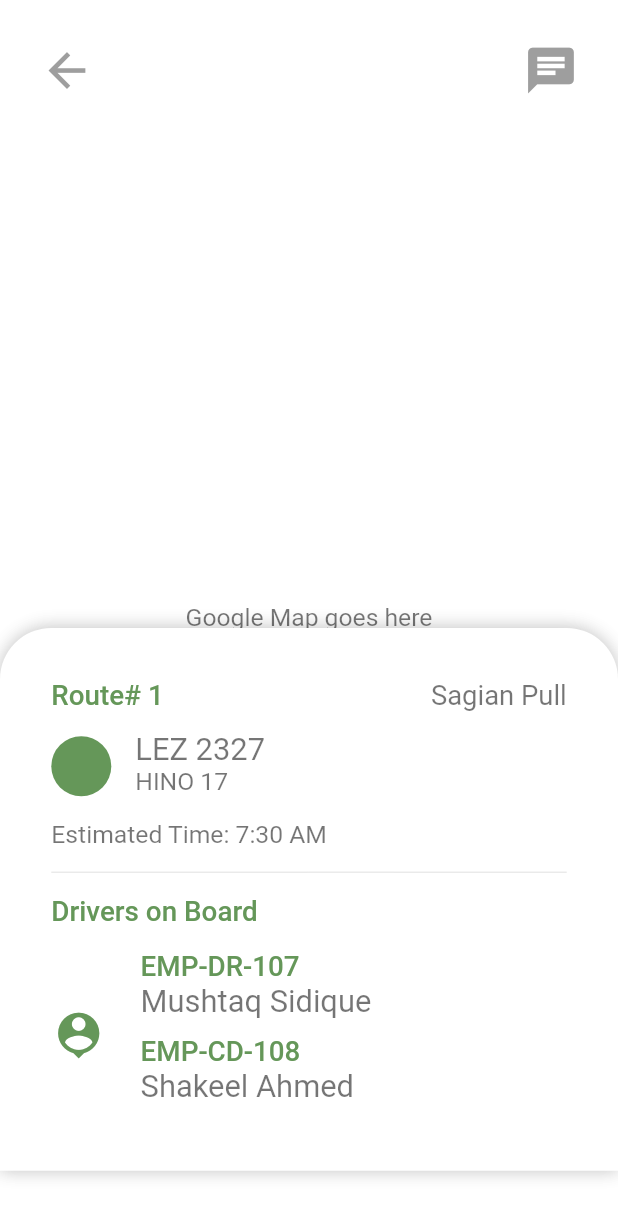
After one commit to mshahzaib1629/transpo_tracky_mobile_app, a Flutter app: the PassengerTrackingPage screen opened directly, after a tap on "Route# 1", on a phone screen of 412 x 824 dp. The commit adds this screen. Shown: the top 1217 px of the screen. Run offline on Flutter 3.47's test engine with Material 2 defaults, Android fonts, the phone set to English and light mode, and no system bars; our stand-ins replace font_awesome_flutter.

Commit message:
Created Passenger Tracking Page

```diff
--- a/lib/driver_pages/driver_config_page.dart
+++ b/lib/driver_pages/driver_config_page.dart
@@ -1,4 +1,5 @@
 import 'package:flutter/material.dart';
+import 'package:flutter/services.dart';
 import 'package:transpo_tracky_mobile_app/providers/trip_config_model.dart';
 
 import '../size_config.dart';
@@ -167,7 +168,8 @@ class _DriverConfigurationPageState extends State<DriverConfigurationPage> {
 
   Widget _buildBottomBar(BuildContext context) {
     return Padding(
-      padding: EdgeInsets.symmetric(vertical: 2.5 * SizeConfig.heightMultiplier),
+      padding:
+          EdgeInsets.symmetric(vertical: 2.5 * SizeConfig.heightMultiplier),
       child: Row(
         mainAxisAlignment: MainAxisAlignment.spaceAround,
         children: <Widget>[
@@ -187,7 +189,23 @@ class _DriverConfigurationPageState extends State<DriverConfigurationPage> {
                     .copyWith(color: Theme.of(context).accentColor)),
           ),
           RaisedButton(
-            onPressed: () {},
+            onPressed: () {
+              showDialog(
+                  context: context,
+                  child: AlertDialog(
+                    content: Container(
+                      height: 67.0,
+                      child: Column(
+                        crossAxisAlignment: CrossAxisAlignment.start,
+                        children: <Widget>[
+                          Text('Initial Meter Reading'),
+                          TextFormField(keyboardType: TextInputType.number,),
+                        ],
+                      ),
+                    ),
+                    actions: <Widget>[FlatButton(onPressed: (){}, child: Text('press me'))],
+                  ));
+            },
             child: Text('LETS GO!',
                 style: Theme.of(context)
                     .textTheme
--- a/lib/passenger_pages/passenger_home_page.dart
+++ b/lib/passenger_pages/passenger_home_page.dart
@@ -1,6 +1,8 @@
 import 'package:flutter/material.dart';
 import 'package:transpo_tracky_mobile_app/common_pages/app_drawer.dart';
 import 'package:transpo_tracky_mobile_app/passenger_pages/passenger_route_selection_page.dart';
+import 'package:transpo_tracky_mobile_app/passenger_pages/passenger_tracking_page.dart';
+import 'package:transpo_tracky_mobile_app/providers/trip_model.dart';
 
 import '../size_config.dart';
 import '../styling.dart';
@@ -55,7 +57,10 @@ class PassengerHomePage extends StatelessWidget {
               },
               child: Text(
                 'Select Your Route',
-                style: Theme.of(context).textTheme.body2.copyWith(fontWeight: FontWeight.normal),
+                style: Theme.of(context)
+                    .textTheme
+                    .body2
+                    .copyWith(fontWeight: FontWeight.normal),
               ),
             ),
           )
@@ -83,7 +88,10 @@ class PassengerHomePage extends StatelessWidget {
 
   Widget _buildGoButton(BuildContext context) {
     return GestureDetector(
-      onTap: () {},
+      onTap: () {
+        Navigator.push(context,
+            MaterialPageRoute(builder: (context) => PassengerTrackingPage(trip: dummy_selected_trip,)));
+      },
       child: Container(
         height: 7.03 * SizeConfig.heightMultiplier,
         width: double.infinity,
@@ -95,12 +103,12 @@ class PassengerHomePage extends StatelessWidget {
               BoxShadow(
                 color: Colors.black12,
                 offset: Offset(0.0, 0.078 * SizeConfig.heightMultiplier),
-              blurRadius: 4.17 * SizeConfig.imageSizeMultiplier,
+                blurRadius: 4.17 * SizeConfig.imageSizeMultiplier,
               ),
               BoxShadow(
                 color: Colors.black12,
                 offset: Offset(0.0, -0.078 * SizeConfig.heightMultiplier),
-              blurRadius: 4.17 * SizeConfig.imageSizeMultiplier,
+                blurRadius: 4.17 * SizeConfig.imageSizeMultiplier,
               ),
             ]),
         child: Center(
--- /dev/null
+++ b/lib/passenger_pages/passenger_tracking_page.dart
@@ -0,0 +1,116 @@
+import 'package:flutter/material.dart';
+import 'package:transpo_tracky_mobile_app/providers/trip_model.dart';
+import 'package:transpo_tracky_mobile_app/widgets/passenger_tracking_page_detail.dart';
+
+import '../size_config.dart';
+
+class PassengerTrackingPage extends StatefulWidget {
+// this is the user's selected trip
+  final Trip trip;
+
+  PassengerTrackingPage({@required this.trip});
+  @override
+  _PassengerTrackingPageState createState() => _PassengerTrackingPageState();
+}
+
+class _PassengerTrackingPageState extends State<PassengerTrackingPage> {
+  Widget _buildMap(BuildContext context) {
+    return Container(
+      color: Colors.white,
+      child: Center(
+        child: Text('Google Map goes here'),
+      ),
+    );
+  }
+
+  Widget _buildLocationButton(BuildContext context) {
+    return Container(
+      height: 7 * SizeConfig.heightMultiplier,
+      width: 12.5 * SizeConfig.widthMultiplier,
+      child: FloatingActionButton(
+        onPressed: () {
+          print('hello');
+        },
+        backgroundColor: Theme.of(context).scaffoldBackgroundColor,
+        child: Icon(
+          Icons.location_searching,
+          color: Colors.black54,
+          size: 7.78 * SizeConfig.imageSizeMultiplier,
+        ),
+      ),
+    );
+  }
+
+  Widget _buildFloatingButtons(BuildContext context) {
+    return Positioned(
+      top: 0.0,
+      left: 0.0,
+      right: 0.0,
+      bottom: 24.2 * SizeConfig.heightMultiplier,
+      child: Container(
+        child: Padding(
+          padding: EdgeInsets.symmetric(
+            horizontal: 4.44 * SizeConfig.widthMultiplier,
+            vertical: 2.5 * SizeConfig.heightMultiplier,
+          ),
+          child: Column(
+            mainAxisAlignment: MainAxisAlignment.spaceBetween,
+            crossAxisAlignment: CrossAxisAlignment.end,
+            children: <Widget>[
+              Row(
+                mainAxisAlignment: MainAxisAlignment.spaceBetween,
+                children: <Widget>[
+                  IconButton(
+                    icon: Icon(Icons.arrow_back),
+                    onPressed: () {
+                      showDialog(
+                          context: context,
+                          child: AlertDialog(
+                            content: Text('Are you sure to leave?'),
+                            actions: <Widget>[
+                              FlatButton(
+                                onPressed: () {
+                                  Navigator.pop(context);
+                                },
+                                child: Text('Cancel'),
+                              ),
+                              FlatButton(
+                                onPressed: () {
+                                  Navigator.pop(context);
+                                  Navigator.pop(context);
+                                },
+                                child: Text('Yes'),
+                              ),
+                            ],
+                          ));
+                    },
+                  ),
+                  IconButton(
+                    icon: Icon(Icons.chat),
+                    onPressed: () {},
+                  )
+                ],
+              ),
+              _buildLocationButton(context),
+            ],
+          ),
+        ),
+      ),
+    );
+  }
+
+  @override
+  Widget build(BuildContext context) {
+    return Scaffold(
+      body: SafeArea(
+        child: Stack(
+          children: <Widget>[
+            _buildMap(context),
+            _buildFloatingButtons(context),
+            PassengerTrackingPageDetail(trip: widget.trip),
+          ],
+        ),
+      ),
+    );
+  }
+}
--- a/lib/providers/trip_model.dart
+++ b/lib/providers/trip_model.dart
@@ -35,6 +35,36 @@ class Trip {
     this.endTime,
   });
 }
+
+Trip dummy_selected_trip = Trip(
+  id: 1,
+  route: r.Route(id: 1, name: 'Route# 1', stopList: dummy_stops_1),
+  passengerStop: Stop(
+      id: 1,
+      name: 'Sagian Pull',
+      longitude: 1235.05,
+      latitude: 78453,
+      timeToReach: '7:30 AM',
+      timeReached: '7:35 AM'),
+  mode: TripMode.PICK_UP,
+  drivers: [
+    Driver(
+        registrationID: 'EMP-DR-107',
+        firstName: 'Mushtaq',
+        lastName: 'Sidique'),
+    Driver(
+      registrationID: 'EMP-CD-108',
+      firstName: 'Shakeel',
+      lastName: 'Ahmed',
+    )
+  ],
+  bus: Bus(id: 1, plateNumber: 'LEZ 2327', name: 'HINO 17', capacity: 65),
+  passengersOnBoard: 45,
+  meter: BusMeterReading(initialReading: 1720.3, finalReading: 1850.5),
+  startTime: '6:20 AM',
+  endTime: '8:25 AM',
+  mapTraceKey: 'ABC321e2',
+);
 
 List<Trip> dummy_trips_suggested = [
   Trip(
--- /dev/null
+++ b/lib/widgets/passenger_tracking_page_detail.dart
@@ -0,0 +1,179 @@
+import 'package:flutter/material.dart';
+import 'package:transpo_tracky_mobile_app/providers/driver_model.dart';
+import 'package:transpo_tracky_mobile_app/providers/trip_model.dart';
+
+import '../size_config.dart';
+
+class PassengerTrackingPageDetail extends StatefulWidget {
+  final Trip trip;
+
+  PassengerTrackingPageDetail({@required this.trip});
+  @override
+  _PassengerTrackingPageDetailState createState() => _PassengerTrackingPageDetailState();
+}
+
+class _PassengerTrackingPageDetailState extends State<PassengerTrackingPageDetail> {
+  bool _isExpanded = false;
+
+  Widget _buildTopBar(BuildContext context) {
+    return GestureDetector(
+      onTap: () {
+        setState(() {
+          _isExpanded = !_isExpanded;
+        });
+      },
+      child: Column(
+        crossAxisAlignment: CrossAxisAlignment.start,
+        children: <Widget>[
+          Row(
+            mainAxisAlignment: MainAxisAlignment.spaceBetween,
+            children: <Widget>[
+              Container(
+                width: 36.11 * SizeConfig.widthMultiplier,
+                child: Text(
+                  widget.trip.route.name,
+                  style: Theme.of(context)
+                      .textTheme
+                      .body2
+                      .copyWith(color: Theme.of(context).accentColor),
+                  overflow: TextOverflow.ellipsis,
+                ),
+              ),
+              Row(
+                mainAxisAlignment: MainAxisAlignment.end,
+                children: <Widget>[
+                Container(
+                alignment: Alignment.topRight,
+                width: 38.88 * SizeConfig.widthMultiplier,
+                child: Text(
+                  widget.trip.passengerStop.name,
+                  style: TextStyle(
+                    fontSize: 4.44 * SizeConfig.widthMultiplier,
+                  ),
+                  overflow: TextOverflow.ellipsis,
+                ),
+              ),
+              ],)
+            ],
+          ),
+          ListTile(
+            contentPadding: EdgeInsets.all(0),
+            leading: CircleAvatar(
+              backgroundColor: Theme.of(context).accentColor,
+            ),
+            title: Text(widget.trip.bus.plateNumber),
+            subtitle: Text(widget.trip.bus.name),
+          ),
+          Text('Estimated Time: ' + widget.trip.passengerStop.timeToReach),
+        ],
+      ),
+    );
+  }
+
+  List<Widget> getDriversList(context, List drivers) {
+    List<Widget> childs = [];
+    for (var i = 0; i < drivers.length; i++) {
+      Driver currentDriver = drivers[i];
+      childs.add(Padding(
+        padding: EdgeInsets.only(bottom: 1.25 * SizeConfig.heightMultiplier),
+        child: Column(
+          crossAxisAlignment: CrossAxisAlignment.start,
+          children: <Widget>[
+            Text(
+              currentDriver.registrationID,
+              style: Theme.of(context).textTheme.body2.copyWith(
+                    color: Theme.of(context).accentColor,
+                  ),
+            ),
+            Text(
+              currentDriver.firstName + ' ' + currentDriver.lastName,
+              style: Theme.of(context).textTheme.subhead,
+            ),
+          ],
+        ),
+      ));
+    }
+    return childs;
+  }
+
+  Widget _buildExpandedDetail(BuildContext context) {
+    return Container(
+        child: Column(
+      crossAxisAlignment: CrossAxisAlignment.start,
+      children: <Widget>[
+        Text('Drivers on Board',
+            style: Theme.of(context)
+                .textTheme
+                .body2
+                .copyWith(color: Theme.of(context).accentColor)),
+        SizedBox(
+          height: 1.78 * SizeConfig.heightMultiplier,
+        ),
+        Row(
+          children: <Widget>[
+            Icon(
+              Icons.person_pin,
+              color: Theme.of(context).accentColor,
+            ),
+            SizedBox(
+              width: 5.56 * SizeConfig.widthMultiplier,
+            ),
+            Column(
+              crossAxisAlignment: CrossAxisAlignment.start,
+              children: getDriversList(context, widget.trip.drivers),
+            ),
+          ],
+        ),
+      ],
+    ));
+  }
+
+  @override
+  Widget build(BuildContext context) {
+    return Positioned(
+      top: _isExpanded
+          ? 50.8 * SizeConfig.heightMultiplier
+          : 72.8 * SizeConfig.heightMultiplier,
+      child: Container(
+        padding: EdgeInsets.symmetric(
+            horizontal: 8.3 * SizeConfig.imageSizeMultiplier,
+            vertical: 8.3 * SizeConfig.imageSizeMultiplier),
+        width: MediaQuery.of(context).size.width,
+        decoration: BoxDecoration(
+          color: Colors.white,
+          borderRadius: BorderRadius.only(
+            topLeft: Radius.circular(8.3 * SizeConfig.imageSizeMultiplier),
+            topRight: Radius.circular(8.3 * SizeConfig.imageSizeMultiplier),
+          ),
+          boxShadow: [
+            BoxShadow(
+              color: Colors.black12,
+              offset: Offset(0.0, 0.078 * SizeConfig.heightMultiplier),
+              blurRadius: 2.17 * SizeConfig.imageSizeMultiplier,
+            ),
+            BoxShadow(
+              color: Colors.black12,
+              offset: Offset(0.0, -0.078 * SizeConfig.heightMultiplier),
+              blurRadius: 2.17 * SizeConfig.imageSizeMultiplier,
+            ),
+          ],
+        ),
+        child: Column(
+          crossAxisAlignment: CrossAxisAlignment.start,
+          mainAxisAlignment: MainAxisAlignment.start,
+          children: <Widget>[
+            _buildTopBar(context),
+            SizedBox(
+              height: 0.93 * SizeConfig.heightMultiplier,
+            ),
+            Divider(),
+            SizedBox(
+              height: 0.93 * SizeConfig.heightMultiplier,
+            ),
+            if (_isExpanded) _buildExpandedDetail(context),
+          ],
+        ),
+      ),
+    );
+  }
+}
--- a/lib/widgets/trip_record_card.dart
+++ b/lib/widgets/trip_record_card.dart
@@ -26,6 +26,7 @@ class _TripRecordCardState extends State<TripRecordCard> {
   Stop origin;
   Stop destination;
 
+// here setting pick & drop points according to passenger/driver & PickUp/DropOff Mode
   void setPoints(TripMode mode) {
     if (widget.loginMode == LoginMode.Passenger) {
       if (mode == TripMode.PICK_UP) {
```
